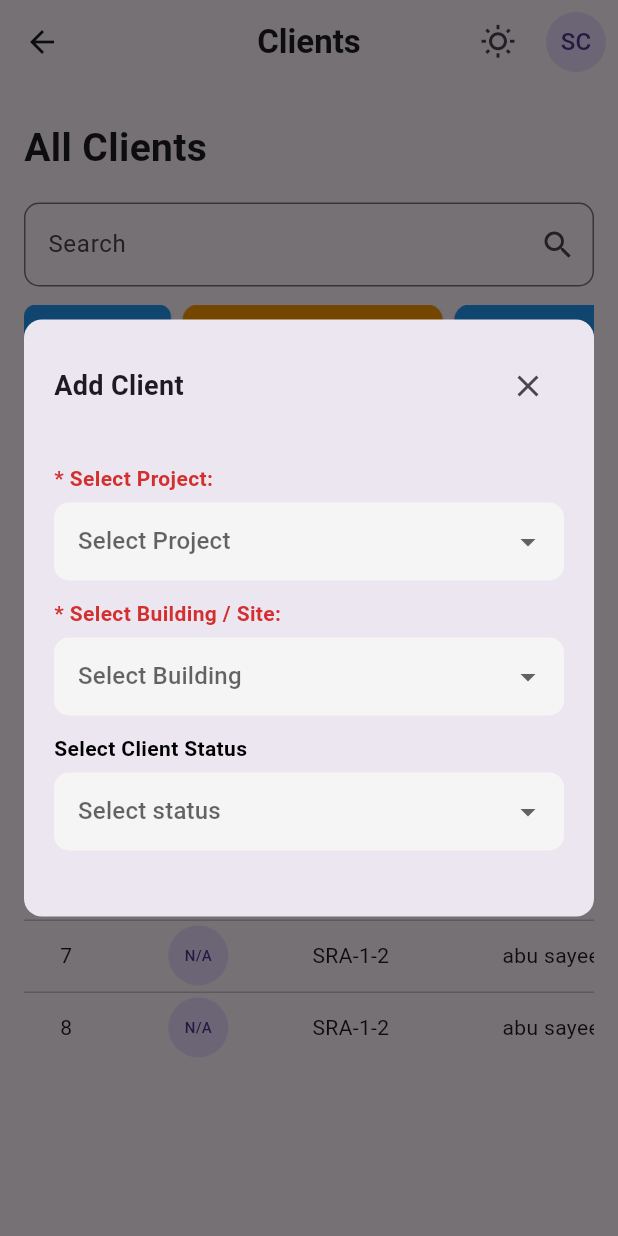
After one commit to tasnimislamraisa/FathSoft, a Flutter app: the AllClientsScreen screen opened directly, after a tap on "Add Client", on a phone screen of 412 x 824 dp. The commit adds this screen. Run offline on Flutter 3.47's test engine with Material 3 defaults, Android fonts, the phone set to English and light mode, and no system bars; our stand-ins replace fl_chart, get, logger, shared_preferences; accounts and stored records are empty.

Commit message:
client screen

```diff
--- a/task_1_ios_app/lib/my-imports.dart
+++ b/task_1_ios_app/lib/my-imports.dart
@@ -38,11 +38,13 @@ export 'package:task_1_ios_app/presentation/screens/notification-screen/notifica
 export 'package:task_1_ios_app/presentation/screens/profile-screen/profile-screen.dart';
 export 'package:task_1_ios_app/presentation/screens/project-control-screen/buildings-sites-screen.dart';
 export 'package:task_1_ios_app/presentation/screens/project-control-screen/project-control-widget/add-button-widget.dart';
+export 'package:task_1_ios_app/presentation/screens/project-control-screen/project-control-widget/add-project-dialog.dart';
 export 'package:task_1_ios_app/presentation/screens/project-control-screen/project-control-widget/add-stage-widget.dart';
 export 'package:task_1_ios_app/presentation/screens/project-control-screen/project-control-widget/pagination-widget.dart';
 export 'package:task_1_ios_app/presentation/screens/project-control-screen/project-control-widget/project-app-bar-widget.dart';
 export 'package:task_1_ios_app/presentation/screens/project-control-screen/project-control-widget/project-details-dialog.dart';
 export 'package:task_1_ios_app/presentation/screens/project-control-screen/project-control-widget/search-widget.dart';
+export 'package:task_1_ios_app/presentation/screens/project-control-screen/project-control-widget/site-view-dialog.dart';
 export 'package:task_1_ios_app/presentation/screens/project-control-screen/project-types-screen.dart';
 export 'package:task_1_ios_app/presentation/screens/project-control-screen/projects-screen.dart';
 export 'package:task_1_ios_app/presentation/screens/register/register_screen.dart';
--- /dev/null
+++ b/task_1_ios_app/lib/presentation/screens/client-portal-screen/client-portal-widget/add-client-dialog.dart
@@ -0,0 +1,118 @@
+import 'package:task_1_ios_app/my-imports.dart';
+
+class AddClientDialog extends StatefulWidget {
+  const AddClientDialog({super.key});
+
+  @override
+  State<AddClientDialog> createState() => _AddClientDialogState();
+}
+
+class _AddClientDialogState extends State<AddClientDialog> {
+  String? selectedProject;
+  String? selectedBuilding;
+  String? selectedStatus;
+
+  final List<String> projectList = ['Unique IT Center', 'Shopnonogor R/A'];
+  final List<String> buildingList = ['UT-1', 'UT-2'];
+  final List<String> statusList = ['Existing', 'New'];
+
+  @override
+  Widget build(BuildContext context) {
+    return Dialog(
+      insetPadding: const EdgeInsets.symmetric(horizontal: 16, vertical: 40),
+      shape: RoundedRectangleBorder(borderRadius: BorderRadius.circular(12)),
+      child: Padding(
+        padding: const EdgeInsets.all(20),
+        child: Column(
+          mainAxisSize: MainAxisSize.min,
+          crossAxisAlignment: CrossAxisAlignment.start,
+          children: [
+            // Title & Close
+            Row(
+              mainAxisAlignment: MainAxisAlignment.spaceBetween,
+              children: [
+                const Text(
+                  'Add Client',
+                  style: TextStyle(fontWeight: FontWeight.bold, fontSize: 18),
+                ),
+                IconButton(
+                  onPressed: () => Get.back(),
+                  icon: const Icon(Icons.close),
+                ),
+              ],
+            ),
+            const SizedBox(height: 16),
+
+            // Select Project
+            _buildDropdownLabel("* Select Project:"),
+            _buildDropdownField(
+              value: selectedProject,
+              hint: "Select Project",
+              items: projectList,
+              onChanged: (value) => setState(() => selectedProject = value),
+            ),
+
+            // Select Building / Site
+            _buildDropdownLabel("* Select Building / Site:"),
+            _buildDropdownField(
+              value: selectedBuilding,
+              hint: "Select Building",
+              items: buildingList,
+              onChanged: (value) => setState(() => selectedBuilding = value),
+            ),
+
+            // Select Status
+            _buildDropdownLabel("Select Client Status"),
+            _buildDropdownField(
+              value: selectedStatus,
+              hint: "Select status",
+              items: statusList,
+              onChanged: (value) => setState(() => selectedStatus = value),
+            ),
+
+            const SizedBox(height: 24),
+          ],
+        ),
+      ),
+    );
+  }
+
+  Widget _buildDropdownLabel(String text) {
+    return Padding(
+      padding: const EdgeInsets.only(bottom: 6, top: 12),
+      child: Text(
+        text,
+        style: TextStyle(
+          fontWeight: FontWeight.w600,
+          color: text.startsWith("*") ? Colors.red.shade700 : Colors.black,
+        ),
+      ),
+    );
+  }
+
+  Widget _buildDropdownField({
+    String? value,
+    required String hint,
+    required List<String> items,
+    required ValueChanged<String?> onChanged,
+  }) {
+    return DropdownButtonFormField<String>(
+      value: value,
+      hint: Text(hint),
+      decoration: InputDecoration(
+        contentPadding:
+            const EdgeInsets.symmetric(horizontal: 12, vertical: 14),
+        filled: true,
+        fillColor: Colors.grey.shade100,
+        border: OutlineInputBorder(
+          borderRadius: BorderRadius.circular(10),
+          borderSide: BorderSide.none,
+        ),
+      ),
+      items: items
+          .map((item) => DropdownMenuItem(value: item, child: Text(item)))
+          .toList(),
+      onChanged: onChanged,
+    );
+  }
+}
--- /dev/null
+++ b/task_1_ios_app/lib/presentation/screens/client-portal-screen/client-portal-widget/client-action-button.dart
@@ -0,0 +1,31 @@
+import 'package:task_1_ios_app/my-imports.dart';
+
+class ActionButton extends StatelessWidget {
+  final IconData icon;
+  final String title;
+  final VoidCallback onTap;
+  final Color color;
+
+  const ActionButton({
+    super.key,
+    required this.icon,
+    required this.title,
+    required this.onTap,
+    required this.color,
+  });
+
+  @override
+  Widget build(BuildContext context) {
+    return ElevatedButton.icon(
+      onPressed: onTap,
+      style: ElevatedButton.styleFrom(
+        backgroundColor: color,
+        foregroundColor: Colors.white,
+        padding: const EdgeInsets.symmetric(horizontal: 20, vertical: 14),
+        shape: RoundedRectangleBorder(borderRadius: BorderRadius.circular(10)),
+      ),
+      icon: Icon(icon, size: 18),
+      label: Text(title, style: const TextStyle(fontSize: 14)),
+    );
+  }
+}
--- /dev/null
+++ b/task_1_ios_app/lib/presentation/screens/client-portal-screen/clients-screen.dart
@@ -0,0 +1,248 @@
+import 'package:task_1_ios_app/my-imports.dart';
+import 'package:task_1_ios_app/presentation/screens/client-portal-screen/client-portal-widget/add-client-dialog.dart';
+import 'package:task_1_ios_app/presentation/screens/client-portal-screen/client-portal-widget/client-action-button.dart';
+
+class AllClientsScreen extends StatelessWidget {
+  const AllClientsScreen({super.key});
+
+  @override
+  Widget build(BuildContext context) {
+    final clients = [
+      {
+        'photo': 'N/A',
+        'clientId': 'MC-1',
+        'clientName': 'abu sayeed',
+        'project': 'Medical College',
+        'site': '--',
+        'contact': '1575202028',
+        'status': 'Pending',
+        'share': '2'
+      },
+      {
+        'photo': 'N/A',
+        'clientId': 'MC-2',
+        'clientName': 'abu sayeed',
+        'project': 'Medical College',
+        'site': '--',
+        'contact': '1575202028',
+        'status': 'Pending',
+        'share': '2'
+      },
+      {
+        'photo': 'N/A',
+        'clientId': 'MC-3',
+        'clientName': 'abu sayeed',
+        'project': 'Medical College',
+        'site': '--',
+        'contact': '1575202028',
+        'status': 'Pending',
+        'share': '2'
+      },
+      {
+        'photo': 'N/A',
+        'clientId': 'MC-4',
+        'clientName': 'abu sayeed',
+        'project': 'Medical College',
+        'site': '--',
+        'contact': '1575202028',
+        'status': 'Pending',
+        'share': '2'
+      },
+      {
+        'photo': 'Icon',
+        'clientId': 'MC-1111-1',
+        'clientName': 'শরিফুল আহমেদিন',
+        'project': 'Medical College',
+        'site': 'MC-1111',
+        'contact': '1750483773',
+        'status': 'Pending',
+        'share': '12'
+      },
+      {
+        'photo': 'Icon',
+        'clientId': 'SRA-1-1',
+        'clientName': 'শরিফুল আহমেদিন',
+        'project': 'Shopnonogor R/A',
+        'site': 'SRA-1',
+        'contact': '1750483773',
+        'status': 'Pending',
+        'share': '12'
+      },
+      {
+        'photo': 'N/A',
+        'clientId': 'SRA-1-2',
+        'clientName': 'abu sayeed',
+        'project': 'Shopnonogor R/A',
+        'site': 'SRA-1',
+        'contact': '1575202028',
+        'status': 'Pending',
+        'share': '2'
+      },
+      {
+        'photo': 'N/A',
+        'clientId': 'SRA-1-2',
+        'clientName': 'abu sayeed',
+        'project': 'Shopnonogor R/A',
+        'site': 'SRA-1',
+        'contact': '1575202028',
+        'status': 'Pending',
+        'share': '2'
+      },
+    ];
+
+    return Scaffold(
+      appBar: CustomProjectAppBar(title: "Clients"),
+      body: Padding(
+        padding: const EdgeInsets.all(16.0),
+        child: ListView(
+          children: [
+            const SizedBox(
+              height: 8,
+            ),
+            Text(
+              "All Clients",
+              style: TextStyle(
+                fontSize: 26,
+                fontWeight: FontWeight.bold,
+              ),
+            ),
+            const SizedBox(
+              height: 18,
+            ),
+            Search(),
+            const SizedBox(height: 12),
+            SingleChildScrollView(
+              scrollDirection: Axis.horizontal,
+              child: Row(
+                mainAxisAlignment: MainAxisAlignment.start,
+                children: [
+                  AddButton(
+                      title: "Add Client",
+                      onTap: () {
+                        Get.dialog(const AddClientDialog());
+                      }),
+                  const SizedBox(width: 8),
+                  ActionButton(
+                    icon: Icons.visibility,
+                    title: "Column Visibility",
+                    onTap: () {},
+                    color: Colors.orange,
+                  ),
+                  const SizedBox(width: 8),
+                  ActionButton(
+                    icon: Icons.description,
+                    title: "Export to Excel",
+                    onTap: () {},
+                    color: Colors.blue,
+                  ),
+                  const SizedBox(width: 8),
+                  ActionButton(
+                    icon: Icons.picture_as_pdf,
+                    title: "Export to PDF",
+                    onTap: () {},
+                    color: Colors.green,
+                  ),
+                  const SizedBox(width: 8),
+                  ActionButton(
+                    icon: Icons.print,
+                    title: "Print",
+                    onTap: () {},
+                    color: Colors.pink,
+                  ),
+                ],
+              ),
+            ),
+            const SizedBox(
+              height: 18,
+            ),
+            SingleChildScrollView(
+              scrollDirection: Axis.horizontal,
+              child: DataTable(
+                columns: const [
+                  DataColumn(label: Text('SL')),
+                  DataColumn(label: Text('Photo')),
+                  DataColumn(label: Text('Client ID')),
+                  DataColumn(label: Text('Client Name')),
+                  DataColumn(label: Text('Project')),
+                  DataColumn(label: Text('Building / Site')),
+                  DataColumn(label: Text('Contact Number')),
+                  DataColumn(label: Text('Payment Status')),
+                  DataColumn(label: Text('Share')),
+                  DataColumn(label: Text('Action')),
+                ],
+                rows: clients.asMap().entries.map((entry) {
+                  int i = entry.key;
+                  final client = entry.value;
+                  return DataRow(
+                    cells: [
+                      DataCell(Text('${i + 1}')),
+                      DataCell(CircleAvatar(
+                        child: Text(
+                          client['photo'] == 'N/A' ? 'N/A' : client['photo']!,
+                          style: const TextStyle(fontSize: 10),
+                        ),
+                      )),
+                      DataCell(Text(client['clientId']!)),
+                      DataCell(Text(client['clientName']!)),
+                      DataCell(Text(client['project']!)),
+                      DataCell(Text(client['site']!)),
+                      DataCell(Text(client['contact']!)),
+                      DataCell(Container(
+                        padding: const EdgeInsets.symmetric(
+                            horizontal: 8, vertical: 4),
+                        decoration: BoxDecoration(
+                          color: Colors.yellow.shade100,
+                          borderRadius: BorderRadius.circular(8),
+                        ),
+                        child: Text(
+                          client['status']!,
+                          style: const TextStyle(color: Colors.orange),
+                        ),
+                      )),
+                      DataCell(Text(client['share']!)),
+                      DataCell(Row(
+                        children: [
+                          ElevatedButton(
+                            onPressed: () {},
+                            style: ElevatedButton.styleFrom(
+                                foregroundColor: Colors.white,
+                                backgroundColor: Colors.orange),
+                            child: const Text('Change OR'),
+                          ),
+                          const SizedBox(width: 6),
+                          ElevatedButton(
+                            onPressed: () {},
+                            style: ElevatedButton.styleFrom(
+                                foregroundColor: Colors.white,
+                                backgroundColor: Colors.deepOrange),
+                            child: const Text('View'),
+                          ),
+                          const SizedBox(width: 6),
+                          ElevatedButton(
+                            onPressed: () {},
+                            style: ElevatedButton.styleFrom(
+                                foregroundColor: Colors.white,
+                                backgroundColor: Colors.blue),
+                            child: const Text('Edit'),
+                          ),
+                          const SizedBox(width: 6),
+                          ElevatedButton(
+                            onPressed: () {},
+                            style: ElevatedButton.styleFrom(
+                                foregroundColor: Colors.white,
+                                backgroundColor: Colors.red),
+                            child: const Text('Delete'),
+                          ),
+                        ],
+                      )),
+                    ],
+                  );
+                }).toList(),
+              ),
+            )
+          ],
+        ),
+      ),
+    );
+  }
+}
--- a/task_1_ios_app/lib/presentation/screens/home-screen/home-screen-widgets/home-custom-drawer.dart
+++ b/task_1_ios_app/lib/presentation/screens/home-screen/home-screen-widgets/home-custom-drawer.dart
@@ -1,4 +1,5 @@
 import 'package:task_1_ios_app/my-imports.dart';
+import 'package:task_1_ios_app/presentation/screens/client-portal-screen/clients-screen.dart';
 
 class CustomDrawer extends StatelessWidget {
   final String selectedItem;
@@ -158,6 +159,27 @@ class CustomDrawer extends StatelessWidget {
                   hasArrow: true,
                   onTap: () {},
                 ),
+                // Client Portal
+                ExpansionTile(
+                  initiallyExpanded: [
+                    'Clients',
+                  ].contains(selectedItem),
+                  leading: Icon(Icons.person_rounded),
+                  title: Text(
+                    'Client Portal',
+                    style: TextStyle(fontSize: 15),
+                  ),
+                  children: [
+                    DrawerItem(
+                      icon: Icons.person,
+                      label: 'Clients',
+                      selectedItem: selectedItem,
+                      onTap: () {
+                        Get.to(() => const AllClientsScreen());
+                      },
+                    ),
+                  ],
+                ),
               ],
             ),
           ),
--- a/task_1_ios_app/lib/presentation/screens/project-control-screen/projects-screen.dart
+++ b/task_1_ios_app/lib/presentation/screens/project-control-screen/projects-screen.dart
@@ -1,6 +1,4 @@
 import 'package:task_1_ios_app/my-imports.dart';
-import 'package:task_1_ios_app/presentation/screens/project-control-screen/project-control-widget/add-project-dialog.dart';
-import 'package:task_1_ios_app/presentation/screens/project-control-screen/project-control-widget/site-view-dialog.dart';
 
 class ProjectsScreen extends StatelessWidget {
   const ProjectsScreen({super.key});
```
